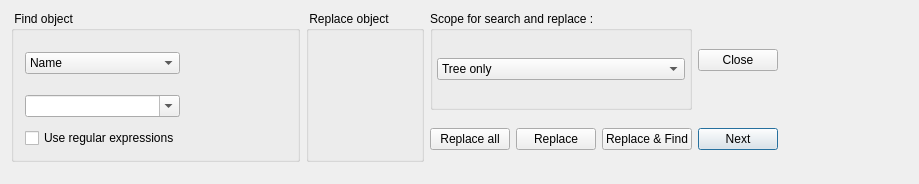
Old version of the form src/gui/findobjectwidget_q.ui in the repository fwbuilder/fwbuilder.
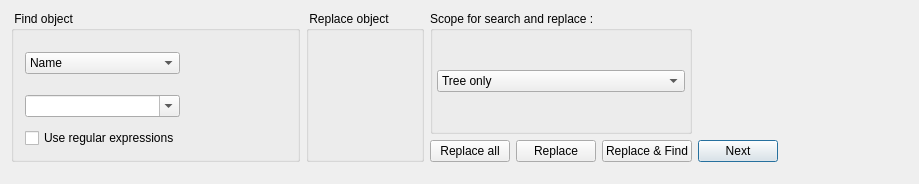
New version of the form. Custom widgets are drawn as their Qt base class.

```diff
--- a/src/gui/findobjectwidget_q.ui
+++ b/src/gui/findobjectwidget_q.ui
@@ -86,20 +86,7 @@
      </layout>
     </widget>
    </item>
-   <item row="0" column="5" >
-    <widget class="QPushButton" name="closeButton" >
-     <property name="sizePolicy" >
-      <sizepolicy vsizetype="Fixed" hsizetype="Minimum" >
-       <horstretch>0</horstretch>
-       <verstretch>0</verstretch>
-      </sizepolicy>
-     </property>
-     <property name="text" >
-      <string>Close</string>
-     </property>
-    </widget>
-   </item>
-   <item row="1" column="6" >
+   <item row="1" column="6">
     <spacer>
      <property name="orientation" >
       <enum>Qt::Horizontal</enum>
@@ -298,7 +285,7 @@
    </item>
   </layout>
  </widget>
- <layoutdefault spacing="6" margin="11" />
+ <layoutdefault spacing="6" margin="11"/>
  <customwidgets>
   <customwidget>
    <class>FWObjectDropArea</class>
```
Left out of the diff: 242 changed lines with no effect on the pictures.
